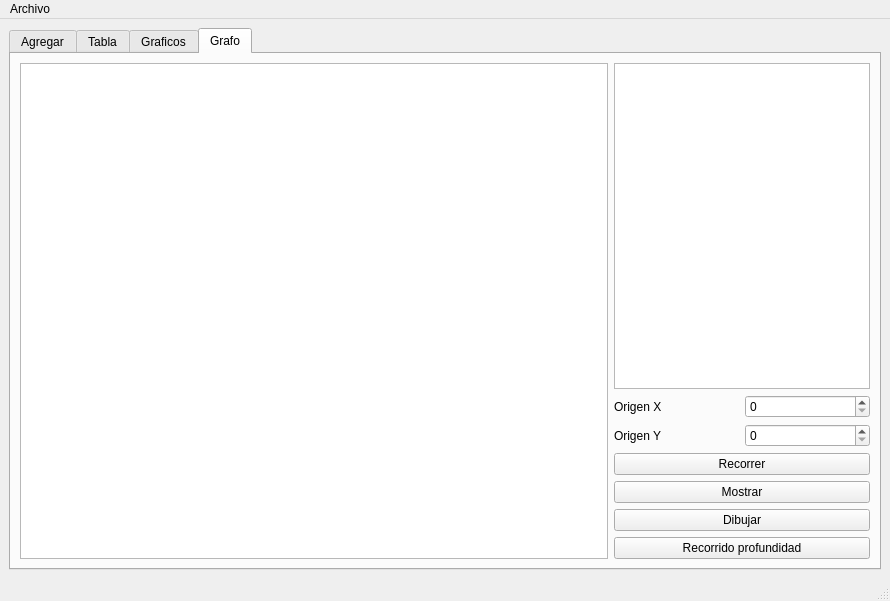
Old version of the form views/mainwindow.ui in the repository EduardoUDG/Py_aplicacionQt5Ubuntu.
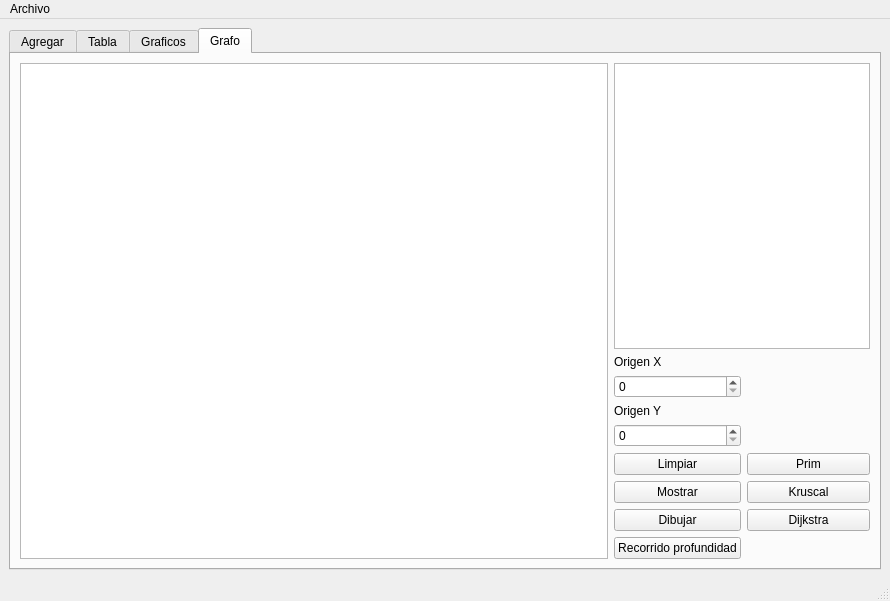
New version of the form.

Commit message: crete - buttons and clic event of functions

```diff
--- a/views/mainwindow.ui
+++ b/views/mainwindow.ui
@@ -309,7 +309,7 @@
         <string>Grafo</string>
        </attribute>
        <layout class="QGridLayout" name="gridLayout_6">
-        <item row="0" column="0" rowspan="7">
+        <item row="0" column="0" rowspan="9">
          <widget class="QGraphicsView" name="grafo_graphicsView"/>
         </item>
         <item row="0" column="1" colspan="2">
@@ -322,49 +322,70 @@
           </property>
          </widget>
         </item>
-        <item row="1" column="2">
-         <widget class="QSpinBox" name="grafo_origenx_spinBox">
-          <property name="maximum">
-           <number>500</number>
-          </property>
-         </widget>
-        </item>
         <item row="2" column="1">
+         <widget class="QSpinBox" name="grafo_origenx_spinBox">
+          <property name="maximum">
+           <number>500</number>
+          </property>
+         </widget>
+        </item>
+        <item row="3" column="1">
          <widget class="QLabel" name="label_12">
           <property name="text">
            <string>Origen Y</string>
           </property>
          </widget>
         </item>
-        <item row="2" column="2">
+        <item row="4" column="1">
          <widget class="QSpinBox" name="grafo_origeny_spinBox">
           <property name="maximum">
            <number>500</number>
           </property>
          </widget>
         </item>
-        <item row="3" column="1" colspan="2">
+        <item row="5" column="1">
          <widget class="QPushButton" name="grafo_recorrer_pushButton">
           <property name="text">
-           <string>Recorrer</string>
+           <string>Limpiar</string>
           </property>
          </widget>
         </item>
-        <item row="4" column="1" colspan="2">
+        <item row="5" column="2">
+         <widget class="QPushButton" name="grafo_prim_pushButton">
+          <property name="text">
+           <string>Prim</string>
+          </property>
+         </widget>
+        </item>
+        <item row="6" column="1">
          <widget class="QPushButton" name="grafo_mostrar_pushButton">
           <property name="text">
            <string>Mostrar</string>
           </property>
          </widget>
         </item>
-        <item row="5" column="1" colspan="2">
+        <item row="6" column="2">
+         <widget class="QPushButton" name="grafo_kruscal_pushButton">
+          <property name="text">
+           <string>Kruscal</string>
+          </property>
+         </widget>
+        </item>
+        <item row="7" column="1">
          <widget class="QPushButton" name="grafo_dibujar_pushButton">
           <property name="text">
            <string>Dibujar</string>
           </property>
          </widget>
         </item>
-        <item row="6" column="1" colspan="2">
+        <item row="7" column="2">
+         <widget class="QPushButton" name="grafo_dijkstra_pushButton_3">
+          <property name="text">
+           <string>Dijkstra</string>
+          </property>
+         </widget>
+        </item>
+        <item row="8" column="1">
          <widget class="QPushButton" name="grafo_profundidad_pushButton">
           <property name="text">
            <string>Recorrido profundidad</string>
```
The commit also changes 3 other files.
